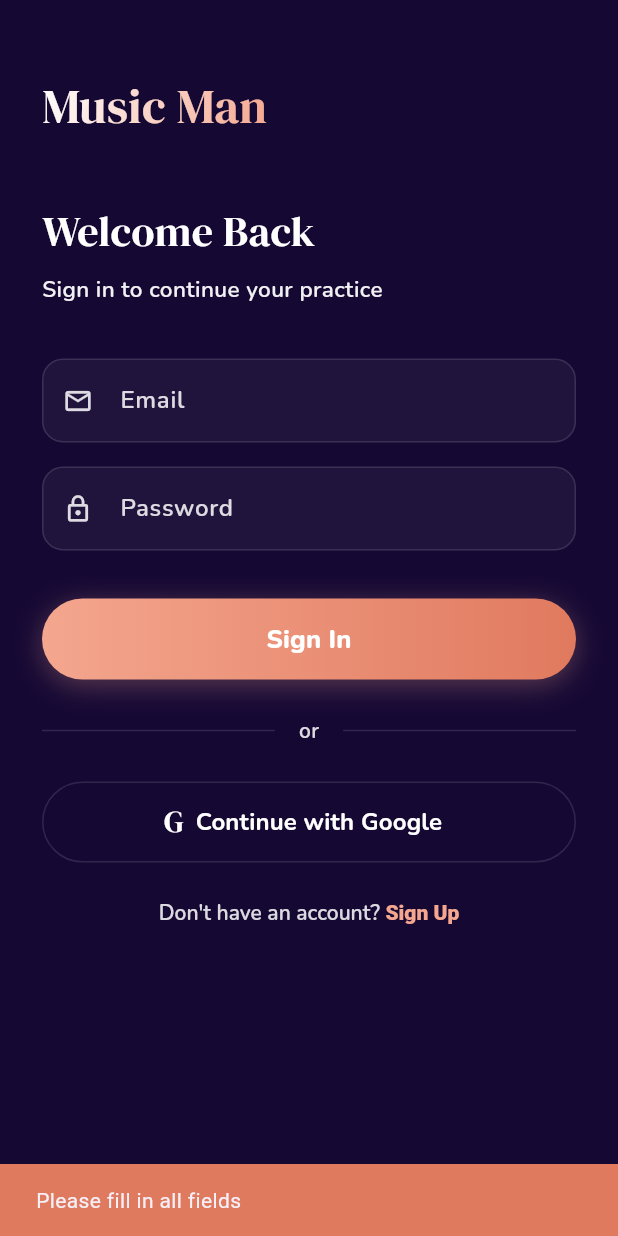
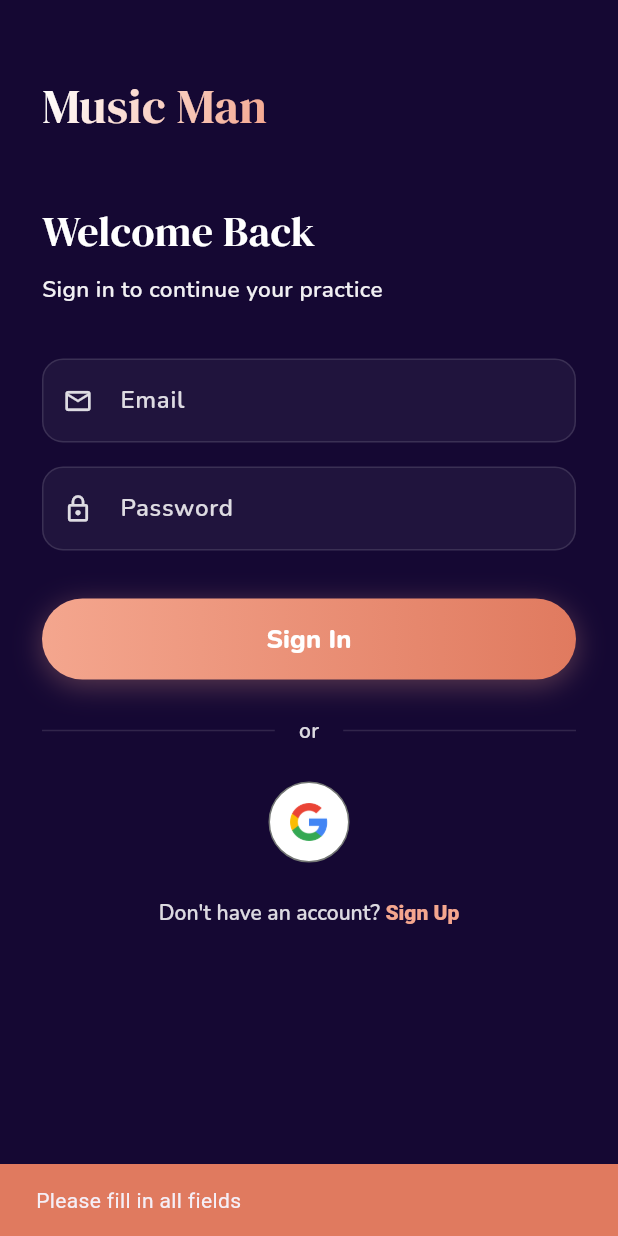
Before and after one commit to marlyocat/listzly, a Flutter app: the AuthPage screen opened by its route, after a tap on "Sign In", on a phone screen of 412 x 824 dp. Run offline on Flutter 3.47's test engine with Material 3 defaults, Android fonts, the light colour scheme and no system bars; our stand-ins replace flutter_riverpod, google_fonts, google_sign_in, lottie, riverpod_annotation, supabase_flutter; missing offline and left inert: turn_page_transition; accounts and stored records are empty; generated files the repository leaves out were written again; network calls fail; project files that could hold a hidden picture were left out.

Commit message:
Update google sign in button

```diff
--- a/lib/pages/auth_page.dart
+++ b/lib/pages/auth_page.dart
@@ -2,6 +2,8 @@ import 'package:flutter/material.dart';
 import 'package:flutter_riverpod/flutter_riverpod.dart';
 import 'package:google_fonts/google_fonts.dart';
 import 'package:supabase_flutter/supabase_flutter.dart';
+import 'package:turn_page_transition/turn_page_transition.dart';
+import 'package:listzly/pages/home_page.dart';
 import 'package:listzly/providers/auth_provider.dart';
 import 'package:listzly/theme/colors.dart';
 
@@ -53,8 +55,8 @@ class _AuthPageState extends ConsumerState<AuthPage> {
       }
 
       if (mounted) {
-        Navigator.of(context).pushNamedAndRemoveUntil(
-          '/homepage',
+        Navigator.of(context).pushAndRemoveUntil(
+          _turnPageRoute(const HomePage()),
           (route) => false,
         );
       }
@@ -86,8 +88,8 @@ class _AuthPageState extends ConsumerState<AuthPage> {
             backgroundColor: accentCoral,
           ),
         );
-        Navigator.of(context).pushNamedAndRemoveUntil(
-          '/homepage',
+        Navigator.of(context).pushAndRemoveUntil(
+          _turnPageRoute(const HomePage()),
           (route) => false,
         );
       }
@@ -101,6 +103,26 @@ class _AuthPageState extends ConsumerState<AuthPage> {
     } finally {
       if (mounted) setState(() => _isLoading = false);
     }
+  }
+
+  Route _turnPageRoute(Widget page) {
+    return PageRouteBuilder(
+      transitionDuration: const Duration(milliseconds: 600),
+      reverseTransitionDuration: const Duration(milliseconds: 300),
+      pageBuilder: (context, animation, secondaryAnimation) => page,
+      transitionsBuilder: (context, animation, secondaryAnimation, child) {
+        if (animation.status == AnimationStatus.reverse) {
+          return FadeTransition(opacity: animation, child: child);
+        }
+        return TurnPageTransition(
+          animation: animation,
+          overleafColor: primaryDark,
+          animationTransitionPoint: 0.5,
+          direction: TurnDirection.rightToLeft,
+          child: child,
+        );
+      },
+    );
   }
 
   void _showError(String message) {
@@ -303,30 +325,22 @@ class _AuthPageState extends ConsumerState<AuthPage> {
               const SizedBox(height: 24),
 
               // Google sign-in button
-              SizedBox(
-                width: double.infinity,
-                height: 54,
-                child: OutlinedButton.icon(
-                  onPressed: _isLoading ? null : _signInWithGoogle,
-                  icon: Text(
-                    'G',
-                    style: GoogleFonts.dmSerifDisplay(
-                      fontSize: 20,
+              Center(
+                child: GestureDetector(
+                  onTap: _isLoading ? null : _signInWithGoogle,
+                  child: Container(
+                    width: 54,
+                    height: 54,
+                    decoration: BoxDecoration(
                       color: Colors.white,
+                      shape: BoxShape.circle,
+                      border: Border.all(
+                        color: const Color(0xFF747775),
+                      ),
                     ),
-                  ),
-                  label: Text(
-                    'Continue with Google',
-                    style: GoogleFonts.nunito(
-                      fontSize: 16,
-                      fontWeight: FontWeight.w700,
-                      color: Colors.white,
-                    ),
-                  ),
-                  style: OutlinedButton.styleFrom(
-                    side: BorderSide(color: Colors.white.withAlpha(30)),
-                    shape: RoundedRectangleBorder(
-                      borderRadius: BorderRadius.circular(27),
+                    padding: const EdgeInsets.all(12),
+                    child: Image.asset(
+                      'lib/images/g_logo.png',
                     ),
                   ),
                 ),
--- a/lib/pages/profile_page.dart
+++ b/lib/pages/profile_page.dart
@@ -1,8 +1,10 @@
 import 'package:flutter/material.dart';
 import 'package:flutter_riverpod/flutter_riverpod.dart';
 import 'package:google_fonts/google_fonts.dart';
+import 'package:turn_page_transition/turn_page_transition.dart';
 import 'package:listzly/models/profile.dart';
 import 'package:listzly/models/user_settings.dart';
+import 'package:listzly/pages/intro_page.dart';
 import 'package:listzly/providers/auth_provider.dart';
 import 'package:listzly/providers/profile_provider.dart';
 import 'package:listzly/providers/settings_provider.dart';
@@ -96,8 +98,30 @@ class ProfilePage extends ConsumerWidget {
                   height: 50,
                   child: ElevatedButton(
                     onPressed: () {
-                      Navigator.of(context).pushNamedAndRemoveUntil(
-                        '/intropage',
+                      Navigator.of(context).pushAndRemoveUntil(
+                        PageRouteBuilder(
+                          transitionDuration:
+                              const Duration(milliseconds: 600),
+                          reverseTransitionDuration:
+                              const Duration(milliseconds: 300),
+                          pageBuilder:
+                              (context, animation, secondaryAnimation) =>
+                                  const IntroPage(),
+                          transitionsBuilder: (context, animation,
+                              secondaryAnimation, child) {
+                            if (animation.status == AnimationStatus.reverse) {
+                              return FadeTransition(
+                                  opacity: animation, child: child);
+                            }
+                            return TurnPageTransition(
+                              animation: animation,
+                              overleafColor: primaryDark,
+                              animationTransitionPoint: 0.5,
+                              direction: TurnDirection.leftToRight,
+                              child: child,
+                            );
+                          },
+                        ),
                         (route) => false,
                       );
                       ref.read(authServiceProvider).signOut();
--- a/pubspec.yaml
+++ b/pubspec.yaml
@@ -84,6 +84,7 @@ flutter:
     - lib/images/playing_guitar.json
     - lib/images/playing_violin.json
     - lib/images/playing_drums.json
+    - lib/images/g_logo.png
 
   # An image asset can refer to one or more resolution-specific "variants", see
   # https://flutter.dev/to/resolution-aware-images
```
Also changed, not shown: lib/pages/intro_page.dart (+28 -1 lines), lib/images/g_logo.png (added).
